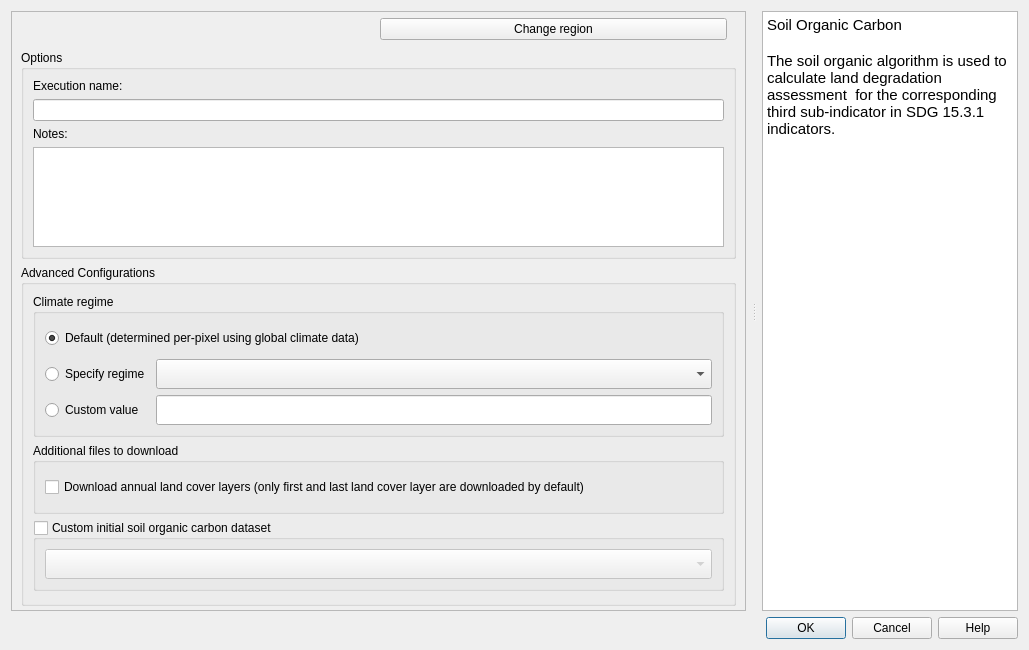
ConservationInternational/trends.earth, file LDMP/gui/DlgCalculateSOC.ui: the form before one commit.
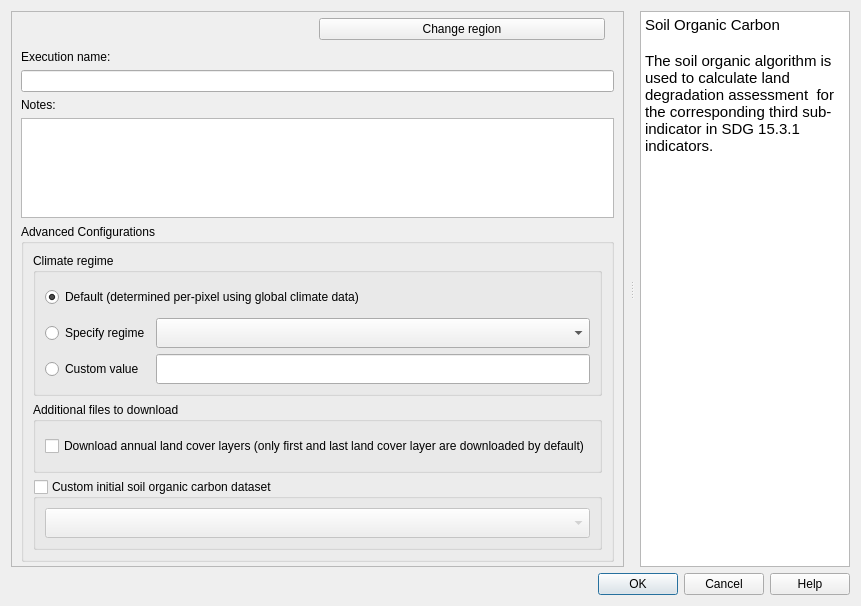
The form after the commit. Custom widgets are drawn as their Qt base class.

Commit message: using only one group box on all algorithms execution dialogs

```diff
--- a/LDMP/gui/DlgCalculateSOC.ui
+++ b/LDMP/gui/DlgCalculateSOC.ui
@@ -6,8 +6,8 @@
    <rect>
     <x>0</x>
     <y>0</y>
-    <width>1029</width>
-    <height>650</height>
+    <width>861</width>
+    <height>446</height>
    </rect>
   </property>
   <property name="sizePolicy">
@@ -101,15 +101,6 @@
         </layout>
        </item>
        <item>
-        <widget class="QgsCollapsibleGroupBox" name="options_group">
-         <property name="title">
-          <string>Options</string>
-         </property>
-         <property name="collapsed">
-          <bool>true</bool>
-         </property>
-         <layout class="QVBoxLayout" name="verticalLayout_5">
-          <item>
            <widget class="QLabel" name="execution_name_la">
             <property name="text">
              <string>Execution name:</string>
@@ -146,9 +137,6 @@
               <height>100</height>
              </size>
             </property>
-           </widget>
-          </item>
-         </layout>
         </widget>
        </item>
        <item>
```
Lines whose indentation alone changed are shown as unchanged. The commit also changes 11 other files.
